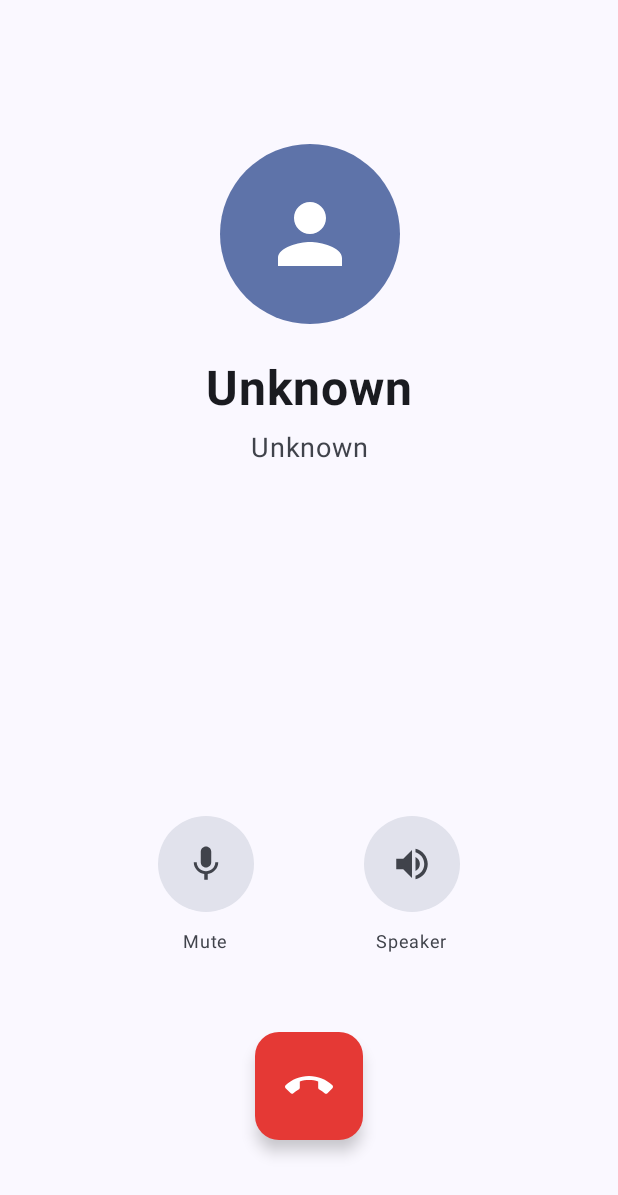
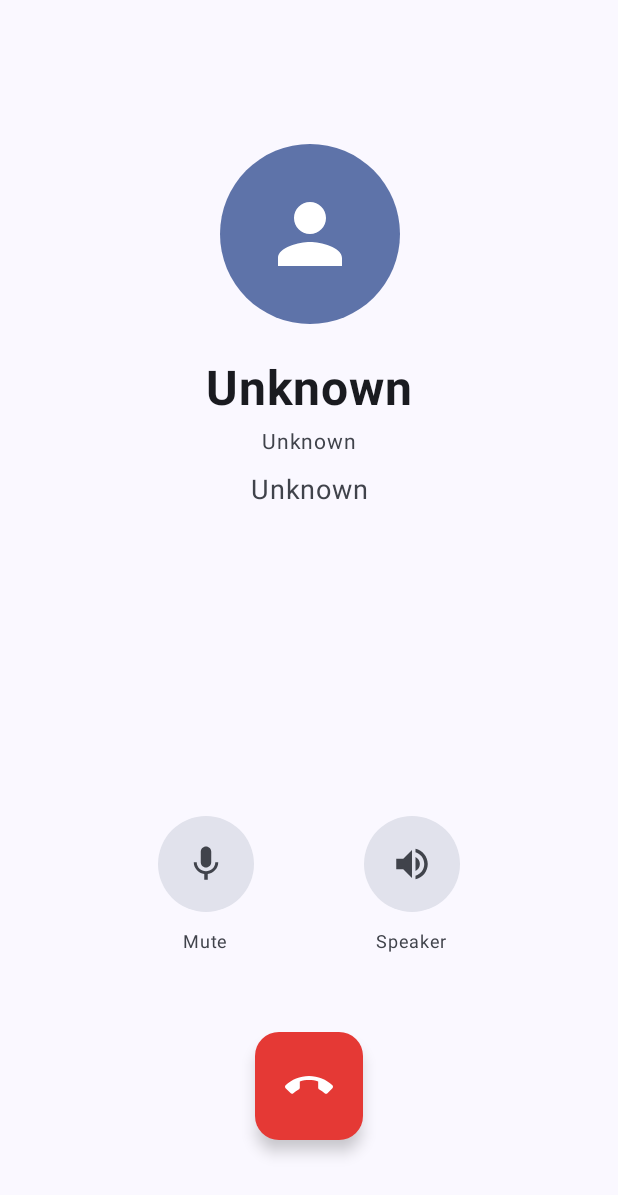
Before and after one commit to fayyaztech-sycet/DefaultDialer, an Android app built with Jetpack Compose: the CallScreenActivity screen opened directly, with no data from a screen before it, on a phone screen of 412 x 824 dp. Shown: the top 1195 px of the screen. Run offline under Robolectric (Android 15) with nearby library versions, the phone set to English and light mode, and no system bars.

Commit message:
✨ Updated `CallScreenActivity.kt`: 1. 🛠️ Changed contact name resolution logic:    - Prefer the number from the active Call's handle if available.    - Recompute contact name when the resolved number changes. 2. 🛠️ Updated display logic for contact name and phone number:    - Show contact name if available; otherwise, show the resolved number.    - Always display the phone number in a secondary style for visibility.

```diff
--- a/app/src/main/java/com/sycet/defaultdialer/ui/call/CallScreenActivity.kt
+++ b/app/src/main/java/com/sycet/defaultdialer/ui/call/CallScreenActivity.kt
@@ -378,8 +378,14 @@ fun CallScreen(
     var isSpeakerOn by remember { mutableStateOf(false) }
     var isRinging by remember { mutableStateOf(initialCallState.contains("Incoming", ignoreCase = true) || initialCallState.contains("Ringing", ignoreCase = true)) }
 
-    val contactName = remember(phoneNumber) { getContactName(phoneNumber) }
-    val displayName = if (contactName != null && phoneNumber != "Unknown") contactName else phoneNumber
+    // Prefer the number from the active Call's handle if available, otherwise use the passed phoneNumber
+    val resolvedNumber = call?.details?.handle?.schemeSpecificPart?.takeIf { it.isNotBlank() } ?: phoneNumber
+
+    // Fetch contact name for the resolved number (if permission is granted). Recompute when number changes.
+    val contactName = remember(resolvedNumber) { getContactName(resolvedNumber) }
+
+    // Display name: show contact name if available; otherwise show the resolved number
+    val displayName = if (!contactName.isNullOrBlank() && resolvedNumber != "Unknown") contactName else resolvedNumber
 
     // Monitor call state from the Call object
     DisposableEffect(call) {
@@ -459,12 +465,22 @@ fun CallScreen(
 
                 Spacer(modifier = Modifier.height(24.dp))
 
-                // Contact name or number
+                // Contact name (or number if no contact) — large
                 Text(
                     text = displayName,
                     fontSize = 32.sp,
                     fontWeight = FontWeight.Bold,
                     color = MaterialTheme.colorScheme.onSurface
+                )
+
+                // Always show the phone number (compulsory requirement).
+                // If displayName already equals the number, this will duplicate; that's acceptable
+                // to guarantee the number is visible. Use a smaller, secondary-style text.
+                Spacer(modifier = Modifier.height(4.dp))
+                Text(
+                    text = resolvedNumber,
+                    fontSize = 14.sp,
+                    color = MaterialTheme.colorScheme.onSurfaceVariant
                 )
 
                 Spacer(modifier = Modifier.height(8.dp))
```
